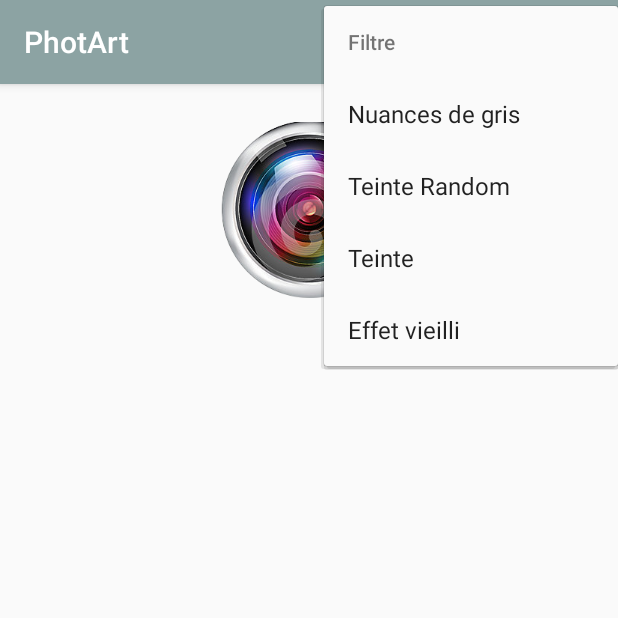
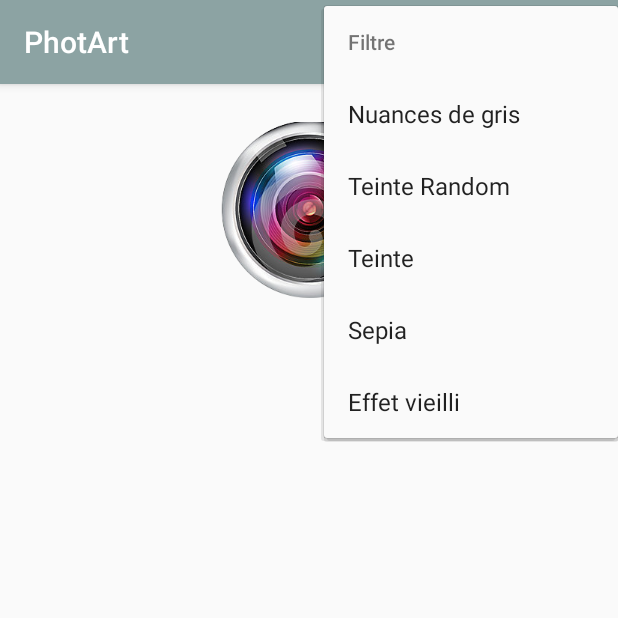
Before and after one commit to katell-maro/ApplicationTraitementImage-ANDROID, an Android app: the screen it shows after launch (MainActivity), in the options menu, after a tap on "Filtre", on a phone screen of 412 x 824 dp, the top half of it. Run offline under Robolectric (Android 15) with nearby library versions, the phone set to English and light mode, and no system bars.

Commit message:
Amélioration

```diff
--- a/app/src/main/res/layout/activity_main.xml
+++ b/app/src/main/res/layout/activity_main.xml
@@ -19,7 +19,7 @@
             android:layout_height="wrap_content"
             android:id="@+id/imageView"
             android:layout_marginTop="9dp"
-            android:layout_marginBottom="50dp"
+            android:layout_marginBottom="70dp"
             android:scaleType="center"
             android:layout_centerHorizontal="true" />
 
--- a/app/src/main/res/menu/menu.xml
+++ b/app/src/main/res/menu/menu.xml
@@ -43,6 +43,9 @@
             <item android:id="@+id/sepia"
                   android:title="@string/message_Sepia"
                   android:onClick="onOptionsItem"/>
+            <item android:id="@+id/old"
+                  android:title="@string/message_Old"
+                  android:onClick="onOptionsItem"/>
         </menu>
     </item>
 
@@ -57,7 +60,6 @@
                   android:onClick="onOptionsItem"/>
         </menu>
     </item>
-
 
     <item android:id="@+id/brightness"
           android:title="@string/message_Brightness"
--- a/app/src/main/res/values/strings.xml
+++ b/app/src/main/res/values/strings.xml
@@ -2,27 +2,33 @@
 <resources>
 
     <string name="app_name">PhotArt</string>
-    <string name="message_Gray">Nuances de gris</string>
-    <string name="message_Random">Teinte Random</string>
+
+    <string name="message_ChangeImage">Changer image</string>
+    <string name="message_Photo">Prendre une photo</string>
     <string name="message_Hamster">Hamster</string>
     <string name="message_Smarties">Smarties</string>
-    <string name="message_Contrast">Contraste</string>
-    <string name="message_Sepia">Effet vieilli</string>
+    <string name="message_Lenna">Image peu contraste</string>
+
+    <string name="message_Init">Image initiale</string>
+
     <string name="message_Filtre">Filtre</string>
     <string name="message_Teinte">Teinte</string>
-    <string name="message_ChangeImage">Changer image</string>
-    <string name="message_Photo">Prendre une photo</string>
-    <string name="message_Brightness">Luminosite</string>
-    <string name="message_Histogram">Egalisation de histogramme</string>
+    <string name="message_Random">Teinte Random</string>
+    <string name="message_Gray">Nuances de gris</string>
+    <string name="message_Sepia">Sepia</string>
+    <string name="message_Old">Effet vieilli</string>
+
     <string name="message_IsolateColor">Isolation d une couleur</string>
-    <string name="message_Button">OK</string>
-    <string name="message_Tolerance">Tolérance :</string>
-    <string name="message_Overexposure">Surexposition</string>
-    <string name="message_Init">Image initiale</string>
-    <string name="message_Lenna">Image peu contraste</string>
-    <string name="message_Thresholding">Seuillage</string>
     <string name="message_IsolateColorBar">Par barre</string>
     <string name="message_IsolateColorTouch">Par le toucher</string>
-    <string name="message_Home">Maison</string>
+
+    <string name="message_Brightness">Luminosite</string>
+    <string name="message_Contrast">Contraste</string>
+    <string name="message_Histogram">Egalisation de histogramme</string>
+
+    <string name="message_Overexposure">Surexposition</string>
+
+    <string name="message_Thresholding">Seuillage</string>
+
 
 </resources>
```
Also changed, not shown: app/src/main/java/com/example/katell/myapplication/Algorithm.java (+91 -102 lines), app/src/main/java/com/example/katell/myapplication/MainActivity.java (+99 -127 lines), app/src/main/java/com/example/katell/myapplication/SeekBar/OnSeekBarChangeListenerWithArray.java (+8 -4 lines), app/src/main/res/drawable-xhdpi/ic_compare_arrows_black_24dp.png (added).
